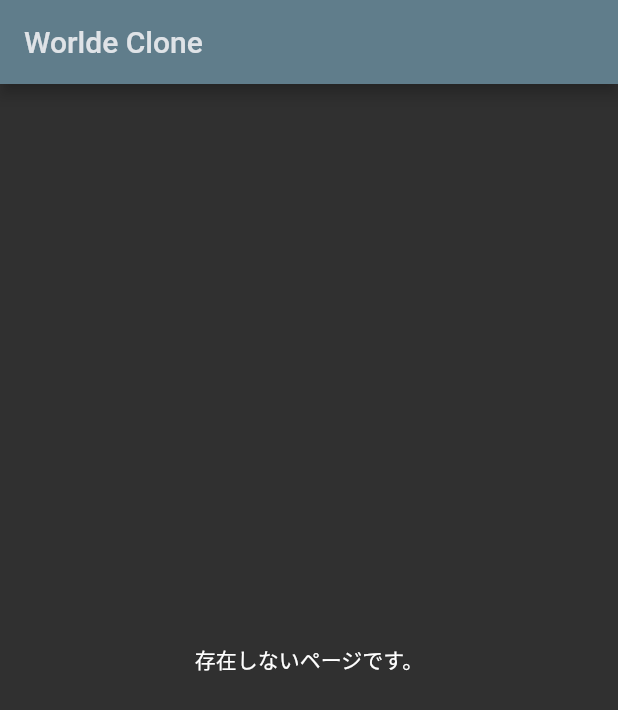
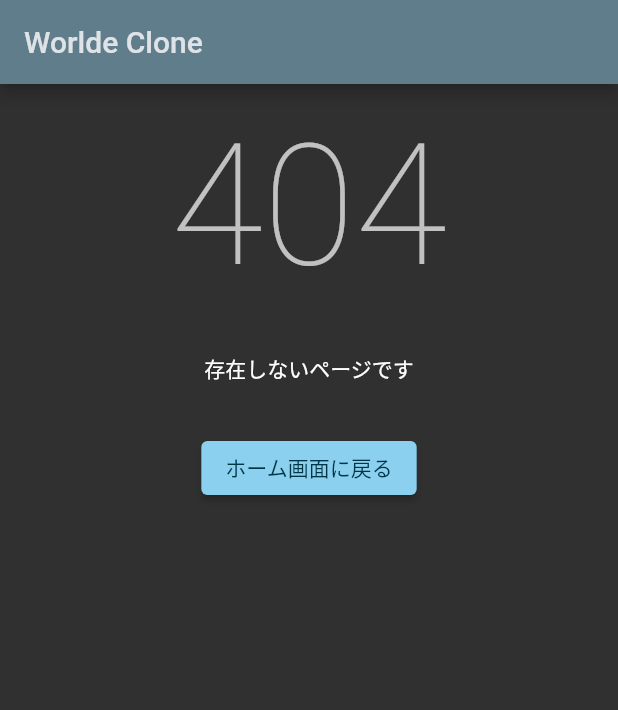
Before and after one commit to Juris710/wordle_clone, a Flutter app: the UnknownPage screen opened directly, on a phone screen of 412 x 824 dp. Shown: the top 710 px of the screen. Run offline on Flutter 3.47's test engine with Material 2 defaults, Android fonts, the phone set to English and light mode, and no system bars; our stand-ins replace flutter_hooks, hooks_riverpod.

Commit message:
404ページデザイン

```diff
--- a/lib/pages/unknown.dart
+++ b/lib/pages/unknown.dart
@@ -6,12 +6,40 @@ class UnknownPage extends StatelessWidget {
 
   @override
   Widget build(BuildContext context) {
+    final textTheme = Theme.of(context).textTheme;
     return Scaffold(
       appBar: AppBar(
         title: const Text(appName),
       ),
-      body: const Center(
-        child: Text("存在しないページです。"),
+      body: SingleChildScrollView(
+        child: Padding(
+          padding: const EdgeInsets.all(16.0),
+          child: Center(
+            child: Column(
+              mainAxisAlignment: MainAxisAlignment.center,
+              crossAxisAlignment: CrossAxisAlignment.center,
+              children: [
+                Text("404", style: textTheme.headline1),
+                const SizedBox(
+                  height: 32,
+                ),
+                Text(
+                  "存在しないページです",
+                  style: textTheme.bodyText1,
+                ),
+                const SizedBox(
+                  height: 32,
+                ),
+                ElevatedButton(
+                  onPressed: () {
+                    Navigator.of(context).pop();
+                  },
+                  child: const Text("ホーム画面に戻る"),
+                ),
+              ],
+            ),
+          ),
+        ),
       ),
     );
   }
```
